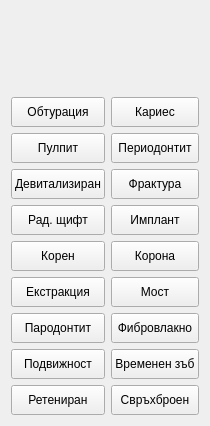
Before: the Qt Designer form src/View/SubWidgets/ControlPanel.ui in thefinalcutbg/DinoDent, drawn with Qt 5.
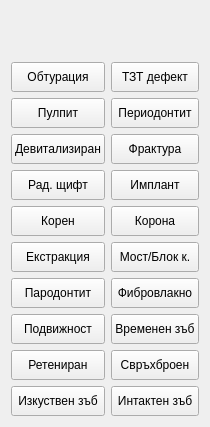
After: the same form once the commit is applied. Custom widgets are drawn as their Qt base class.

Commit message: added false tooth

```diff
--- a/src/View/SubWidgets/ControlPanel.ui
+++ b/src/View/SubWidgets/ControlPanel.ui
@@ -7,7 +7,7 @@
     <x>0</x>
     <y>0</y>
     <width>209</width>
-    <height>426</height>
+    <height>427</height>
    </rect>
   </property>
   <property name="windowTitle">
@@ -259,6 +259,19 @@
          </property>
         </widget>
        </item>
+       <item>
+        <widget class="StatusButton" name="falseTooth">
+         <property name="minimumSize">
+          <size>
+           <width>0</width>
+           <height>30</height>
+          </size>
+         </property>
+         <property name="text">
+          <string>Изкуствен зъб</string>
+         </property>
+        </widget>
+       </item>
       </layout>
      </item>
      <item>
@@ -297,7 +310,7 @@
           <string notr="true"/>
          </property>
          <property name="text">
-          <string>Кариес</string>
+          <string>ТЗТ дефект</string>
          </property>
         </widget>
        </item>
@@ -425,7 +438,7 @@
           <string notr="true"/>
          </property>
          <property name="text">
-          <string>Мост</string>
+          <string>Мост/Блок к.</string>
          </property>
         </widget>
        </item>
@@ -507,6 +520,19 @@
          </property>
         </widget>
        </item>
+       <item>
+        <widget class="QPushButton" name="healthyTooth">
+         <property name="minimumSize">
+          <size>
+           <width>0</width>
+           <height>30</height>
+          </size>
+         </property>
+         <property name="text">
+          <string>Интактен зъб</string>
+         </property>
+        </widget>
+       </item>
       </layout>
      </item>
     </layout>
```
The commit also changes 18 other files.
